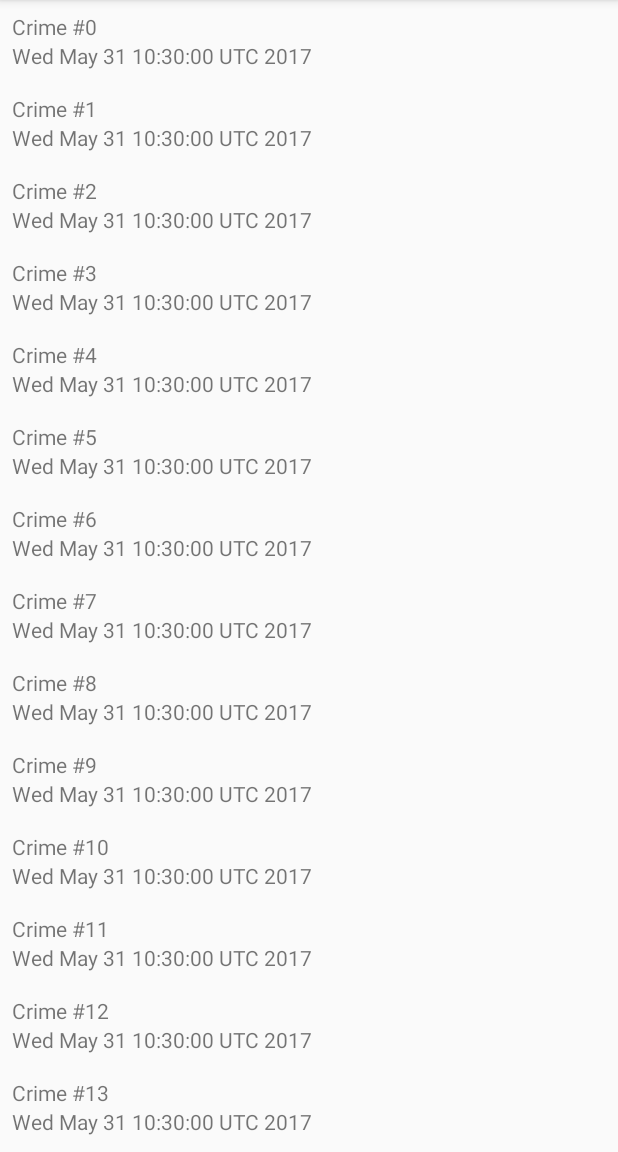
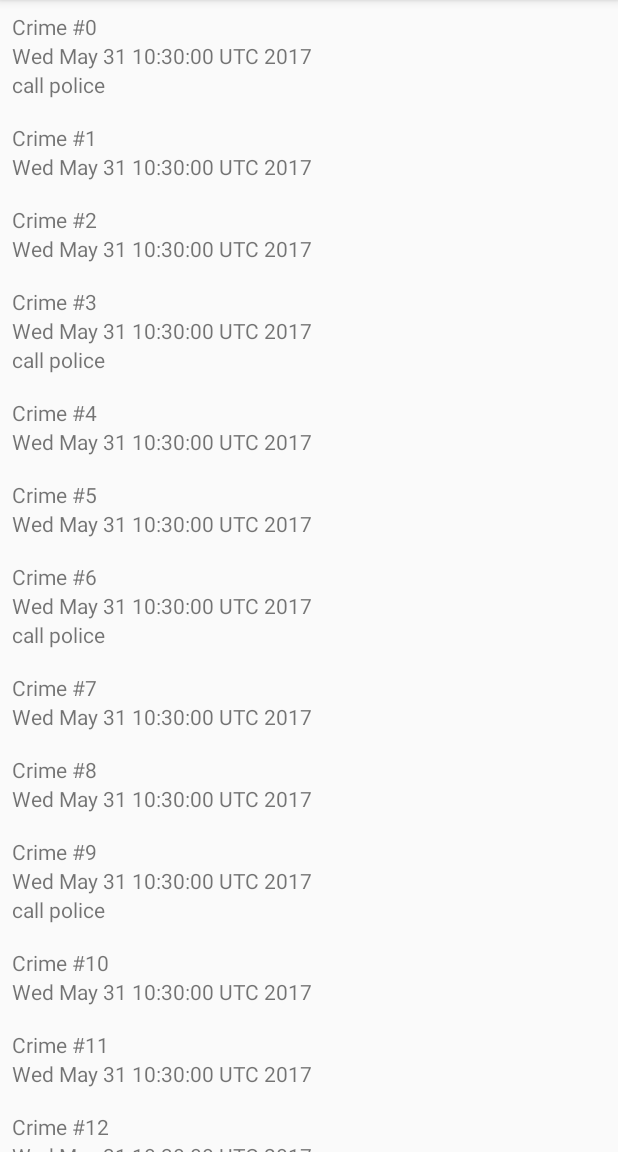
Before and after one commit to appleface2050/CriminalIntent, an Android app: the screen it shows after launch (CrimeListActivity), on a phone screen of 412 x 824 dp, the part 84-1236 px from its top. Run offline under Robolectric (Android 15) with nearby library versions, the phone set to English and light mode, and no system bars.

Commit message:
challenge finish

```diff
--- a/app/src/main/java/com/shangziqi/dandan/criminalintent/CrimeListFragment.java
+++ b/app/src/main/java/com/shangziqi/dandan/criminalintent/CrimeListFragment.java
@@ -51,6 +51,13 @@ public class CrimeListFragment extends Fragment {
             mDateTextView = (TextView) itemView.findViewById(R.id.crime_date);
         }
 
+        public CrimeHolder(View itemView){
+            super(itemView);
+            itemView.setOnClickListener(this);
+            mTitleTextView = (TextView) itemView.findViewById(R.id.crime_title);
+            mDateTextView = (TextView) itemView.findViewById(R.id.crime_date);
+        }
+
         public void bind(Crime crime) {
             Log.d("crime","bind:"+crime.getTitle());
             this.mCrime = crime;
@@ -80,8 +87,17 @@ public class CrimeListFragment extends Fragment {
 
         @Override
         public CrimeHolder onCreateViewHolder(ViewGroup parent, int viewType) {
+//            LayoutInflater layoutInflater = LayoutInflater.from(getActivity());
+//            return new CrimeHolder(layoutInflater, parent);
+            Log.d("crime", String.valueOf(viewType));
             LayoutInflater layoutInflater = LayoutInflater.from(getActivity());
-            return new CrimeHolder(layoutInflater, parent);
+            View view = null;
+            if (viewType != 0){
+                view = layoutInflater.inflate(R.layout.list_item_crime_need_police, parent, false);
+            }else{
+                view = layoutInflater.inflate(R.layout.list_item_crime, parent, false);
+            }
+            return new CrimeHolder(view);
         }
 
         @Override
--- /dev/null
+++ b/app/src/main/res/layout/list_item_crime_need_police.xml
@@ -0,0 +1,25 @@
+<?xml version="1.0" encoding="utf-8"?>
+<LinearLayout xmlns:android="http://schemas.android.com/apk/res/android"
+              android:layout_width="match_parent"
+              android:layout_height="wrap_content"
+              android:orientation="vertical"
+              android:padding="8dp">
+
+    <TextView
+        android:id="@+id/crime_title"
+        android:layout_width="match_parent"
+        android:layout_height="wrap_content"
+        android:text="Crime Title"/>
+
+    <TextView
+        android:id="@+id/crime_date"
+        android:layout_width="match_parent"
+        android:layout_height="wrap_content"
+        android:text="Crime Date"/>
+
+    <TextView
+        android:id="@+id/crime_police"
+        android:layout_width="match_parent"
+        android:layout_height="wrap_content"
+        android:text="call police"/>
+</LinearLayout>
```
